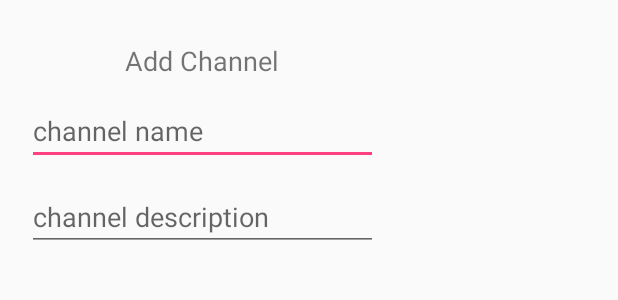
After one commit to RodrigoCalderano/Smack, an Android app: the layout add_channel_dialog.xml on its own in the app's theme, with its tools: preview values and no code run, on a phone screen of 412 x 824 dp. The commit adds this screen. Shown: the top 300 px of the screen. Run offline under Robolectric (Android 15) with nearby library versions, the phone set to English and light mode, and no system bars.

Commit message:
Channel Dialog criado

```diff
--- a/app/src/main/AndroidManifest.xml
+++ b/app/src/main/AndroidManifest.xml
@@ -13,7 +13,8 @@
         <activity
             android:name=".MainActivity"
             android:label="@string/app_name"
-            android:theme="@style/AppTheme.NoActionBar">
+            android:theme="@style/AppTheme.NoActionBar"
+            android:windowSoftInputMode="stateAlwaysHidden">
             <intent-filter>
                 <action android:name="android.intent.action.MAIN" />
 
--- a/app/src/main/java/com/example/linux/smack/MainActivity.kt
+++ b/app/src/main/java/com/example/linux/smack/MainActivity.kt
@@ -9,8 +9,11 @@ import android.os.Bundle
 import android.support.v4.content.LocalBroadcastManager
 import android.support.v4.view.GravityCompat
 import android.support.v7.app.ActionBarDrawerToggle
+import android.support.v7.app.AlertDialog
 import android.support.v7.app.AppCompatActivity
 import android.view.View
+import android.view.inputmethod.InputMethodManager
+import android.widget.EditText
 import com.example.linux.smack.Controller.LoginActivity
 import com.example.linux.smack.Sevices.AuthService
 import com.example.linux.smack.Sevices.UserDataService
@@ -25,7 +28,6 @@ class MainActivity : AppCompatActivity() {
         super.onCreate(savedInstanceState)
         setContentView(R.layout.activity_main)
         setSupportActionBar(toolbar)
-
 
         val toggle = ActionBarDrawerToggle(
                 this, drawer_layout, toolbar, R.string.navigation_drawer_open, R.string.navigation_drawer_close)
@@ -66,7 +68,6 @@ class MainActivity : AppCompatActivity() {
             userImageNavHeader.setImageResource(R.drawable.profiledefault)
             userImageNavHeader.setBackgroundColor(Color.TRANSPARENT)
             loginBtnNavHeader.text = "Login"
-
         } else{
             val loginIntent = Intent(this, LoginActivity::class.java)
             startActivity(loginIntent)
@@ -74,11 +75,30 @@ class MainActivity : AppCompatActivity() {
     }
 
     fun addChannelClicked(view: View){
+        if (AuthService.isLoggedIn){
+            val builder = AlertDialog.Builder(this)
+            val dialogView = layoutInflater.inflate(R.layout.add_channel_dialog, null)
 
+            builder.setView(dialogView).setPositiveButton("Add"){ dialogInterface, i ->
+                val channelName = dialogView.findViewById<EditText>(R.id.addChannelNameTxt)
+                        .text.toString()
+                val descTextField = dialogView.findViewById<EditText>(R.id.addChannelDescTxt)
+                        .text.toString()
+            }.setNegativeButton("Cancel"){dialogInterface, i ->
+                //cancel and close dialog
+            }.show()
+        }
     }
 
     fun sendMessageBtnClicked(view: View){
+        hideKeyBoard()
+    }
 
+    fun hideKeyBoard() {
+        val inputManager = getSystemService(Context.INPUT_METHOD_SERVICE) as InputMethodManager
+        if(inputManager.isAcceptingText) {
+            inputManager.hideSoftInputFromWindow(currentFocus.windowToken, 0)
+        }
     }
 
 }
--- /dev/null
+++ b/app/src/main/res/layout/add_channel_dialog.xml
@@ -0,0 +1,59 @@
+<?xml version="1.0" encoding="utf-8"?>
+<android.support.constraint.ConstraintLayout xmlns:android="http://schemas.android.com/apk/res/android"
+    xmlns:app="http://schemas.android.com/apk/res-auto"
+    xmlns:tools="http://schemas.android.com/tools"
+    android:layout_width="wrap_content"
+    android:layout_height="wrap_content">
+
+    <TextView
+        android:id="@+id/textView3"
+        android:layout_width="0dp"
+        android:layout_height="wrap_content"
+        android:layout_marginTop="28dp"
+        android:text="Add Channel"
+        android:textAlignment="center"
+        android:textSize="18sp"
+        app:layout_constraintEnd_toStartOf="@+id/guideline"
+        app:layout_constraintStart_toStartOf="parent"
+        app:layout_constraintTop_toTopOf="parent" />
+
+    <EditText
+        android:id="@+id/addChannelNameTxt"
+        android:layout_width="0dp"
+        android:layout_height="wrap_content"
+        android:layout_marginStart="18dp"
+        android:layout_marginTop="12dp"
+        android:layout_marginEnd="18dp"
+        android:ems="10"
+        android:hint="channel name"
+        android:inputType="textPersonName"
+        android:textColor="@android:color/darker_gray"
+        app:layout_constraintEnd_toStartOf="@+id/guideline"
+        app:layout_constraintStart_toStartOf="parent"
+        app:layout_constraintTop_toBottomOf="@+id/textView3" />
+
+    <EditText
+        android:id="@+id/addChannelDescTxt"
+        android:layout_width="0dp"
+        android:layout_height="wrap_content"
+        android:layout_marginStart="18dp"
+        android:layout_marginTop="12dp"
+        android:layout_marginEnd="18dp"
+        android:layout_marginBottom="12dp"
+        android:ems="10"
+        android:hint="channel description"
+        android:inputType="textPersonName"
+        android:textColor="@android:color/darker_gray"
+        app:layout_constraintBottom_toBottomOf="parent"
+        app:layout_constraintEnd_toStartOf="@+id/guideline"
+        app:layout_constraintHorizontal_bias="1.0"
+        app:layout_constraintStart_toStartOf="parent"
+        app:layout_constraintTop_toBottomOf="@+id/addChannelNameTxt" />
+
+    <android.support.constraint.Guideline
+        android:id="@+id/guideline"
+        android:layout_width="wrap_content"
+        android:layout_height="wrap_content"
+        android:orientation="vertical"
+        app:layout_constraintGuide_begin="270dp" />
+</android.support.constraint.ConstraintLayout>
```
